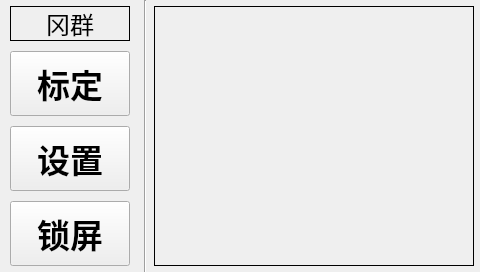
Before: the Qt Designer form mainwindow.ui in ChordXy/EdgeGuiding, drawn with Qt 5.
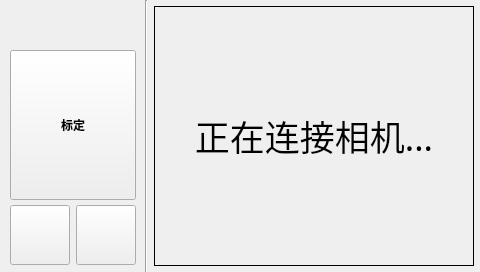
After: the same form once the commit is applied. Icons and pictures are not drawn. Custom widgets are drawn as their Qt base class.

Diff of the .ui file:
```diff
--- a/mainwindow.ui
+++ b/mainwindow.ui
@@ -34,6 +34,11 @@
      <height>281</height>
     </rect>
    </property>
+   <property name="font">
+    <font>
+     <family>文泉驿正黑</family>
+    </font>
+   </property>
    <widget class="QLabel" name="label">
     <property name="geometry">
      <rect>
@@ -55,15 +60,25 @@
       <height>260</height>
      </size>
     </property>
+    <property name="font">
+     <font>
+      <family>仿宋</family>
+      <pointsize>-1</pointsize>
+     </font>
+    </property>
     <property name="styleSheet">
      <string notr="true">background-color: transparent;
 border-top: 1px solid black; 
 border-right: 1px solid black;  
 border-bottom: 1px solid black; 
-border-left: 1px solid black; </string>
+border-left: 1px solid black; 
+font-size: 35px;</string>
     </property>
     <property name="text">
-     <string/>
+     <string>正在连接相机...</string>
+    </property>
+    <property name="alignment">
+     <set>Qt::AlignCenter</set>
     </property>
    </widget>
    <widget class="QLabel" name="label_2">
@@ -71,24 +86,33 @@
      <rect>
       <x>10</x>
       <y>6</y>
-      <width>120</width>
+      <width>126</width>
       <height>35</height>
      </rect>
     </property>
+    <property name="minimumSize">
+     <size>
+      <width>126</width>
+      <height>0</height>
+     </size>
+    </property>
+    <property name="maximumSize">
+     <size>
+      <width>126</width>
+      <height>16777215</height>
+     </size>
+    </property>
     <property name="font">
      <font>
+      <family>文泉驿正黑</family>
       <pointsize>18</pointsize>
      </font>
     </property>
     <property name="styleSheet">
-     <string notr="true">background-color: transparent;
-border-top: 1px solid black; 
-border-right: 1px solid black;  
-border-bottom: 1px solid black; 
-border-left: 1px solid black; </string>
+     <string notr="true">background-image: url(:/image/Title.jpg);</string>
     </property>
     <property name="text">
-     <string>冈群</string>
+     <string/>
     </property>
     <property name="alignment">
      <set>Qt::AlignCenter</set>
@@ -98,20 +122,55 @@
     <property name="geometry">
      <rect>
       <x>10</x>
-      <y>51</y>
-      <width>120</width>
-      <height>65</height>
+      <y>50</y>
+      <width>126</width>
+      <height>150</height>
      </rect>
     </property>
+    <property name="minimumSize">
+     <size>
+      <width>126</width>
+      <height>0</height>
+     </size>
+    </property>
+    <property name="maximumSize">
+     <size>
+      <width>126</width>
+      <height>16777215</height>
+     </size>
+    </property>
     <property name="font">
      <font>
-      <pointsize>25</pointsize>
+      <family>仿宋</family>
       <weight>75</weight>
       <bold>true</bold>
      </font>
     </property>
     <property name="styleSheet">
-     <string notr="true">        QPushButton {\n            background-color: #4CAF50; /* 绿色背景 */\n            color: white;              /* 白色文字 */\n            border: 2px solid #388E3C; /* 深绿边框 */\n            border-radius: 8px;        /* 圆角 */\n            font-size: 14px;\n        }\n        /* 悬浮状态（鼠标移上去） */\n        QPushButton:hover {\n            background-color: #66BB6A; /* 浅绿背景 */\n        }\n        /* 按下状态（核心：按压效果） */\n        QPushButton:pressed {\n            background-color: #2E7D32; /* 更深的绿色 */\n            border: 2px solid #1B5E20; /* 更暗的边框 */\n            padding-left: 2px;         /* 文字右移2px */\n            padding-top: 2px;          /* 文字下移2px */\n        }</string>
+     <string notr="true">QPushButton[status=&quot;active&quot;] {
+	background-color: #F5F5F5;
+	color: black;              /* 白色文字 */
+	border: 2px solid #2E7D32; /* 深绿边框 */
+	border-radius: 8px;        /* 圆角 */
+	font-size: 50px;
+}
+
+QPushButton[status=&quot;disabled&quot;] {
+	background-color: #F5F5F5;
+	color: #646464;              /* 白色文字 */
+	border: 2px solid #2E7D32; /* 深绿边框 */
+	border-radius: 8px;        /* 圆角 */
+	font-size: 50px;
+}
+
+
+/* 按下状态（核心：按压效果） */
+QPushButton:pressed {
+	background-color: #2E7D32; /* 更深的绿色 */
+	border: 2px solid #1B5E20; /* 更暗的边框 */
+	padding-left: 2px;         /* 文字右移2px */
+	padding-top: 2px;          /* 文字下移2px */
+}</string>
     </property>
     <property name="text">
      <string>标定</string>
@@ -121,57 +180,146 @@
     <property name="geometry">
      <rect>
       <x>10</x>
-      <y>126</y>
-      <width>120</width>
-      <height>65</height>
+      <y>205</y>
+      <width>60</width>
+      <height>60</height>
      </rect>
     </property>
+    <property name="minimumSize">
+     <size>
+      <width>60</width>
+      <height>60</height>
+     </size>
+    </property>
+    <property name="maximumSize">
+     <size>
+      <width>60</width>
+      <height>60</height>
+     </size>
+    </property>
     <property name="font">
      <font>
-      <pointsize>25</pointsize>
+      <family>仿宋</family>
       <weight>75</weight>
       <bold>true</bold>
      </font>
     </property>
     <property name="styleSheet">
-     <string notr="true">        QPushButton {\n            background-color: #4CAF50; /* 绿色背景 */\n            color: white;              /* 白色文字 */\n            border: 2px solid #388E3C; /* 深绿边框 */\n            border-radius: 8px;        /* 圆角 */\n            font-size: 14px;\n        }\n        /* 悬浮状态（鼠标移上去） */\n        QPushButton:hover {\n            background-color: #66BB6A; /* 浅绿背景 */\n        }\n        /* 按下状态（核心：按压效果） */\n        QPushButton:pressed {\n            background-color: #2E7D32; /* 更深的绿色 */\n            border: 2px solid #1B5E20; /* 更暗的边框 */\n            padding-left: 2px;         /* 文字右移2px */\n            padding-top: 2px;          /* 文字下移2px */\n        }</string>
+     <string notr="true">QPushButton[status=&quot;active&quot;] {
+	background-color: #F5F5F5;
+	color: white;              /* 白色文字 */
+	border: 2px solid #2E7D32; /* 深绿边框 */
+	border-radius: 8px;        /* 圆角 */
+	font-size: 14px;
+	background-image: url(:/image/Settings3.png);
+    background-repeat: no-repeat;  /* 禁止图片重复（必加） */
+    background-position: center;   /* 图片居中（必加） */
+}
+
+QPushButton[status=&quot;disabled&quot;] {
+	background-color: #F5F5F5;
+	color: white;              /* 白色文字 */
+	border: 2px solid #2E7D32; /* 深绿边框 */
+	border-radius: 8px;        /* 圆角 */
+	font-size: 14px;
+	background-image: url(:/image/unSettings.png);
+    background-repeat: no-repeat;  /* 禁止图片重复（必加） */
+    background-position: center;   /* 图片居中（必加） */
+    background-size: contain;      /* 自适应缩放：完整显示图片，不裁剪，保留比例 */
+}
+
+
+/* 按下状态（核心：按压效果） */
+QPushButton:pressed {
+	background-color: #2E7D32; /* 更深的绿色 */
+	border: 2px solid #1B5E20; /* 更暗的边框 */
+	padding-left: 2px;         /* 文字右移2px */
+	padding-top: 2px;          /* 文字下移2px */
+}</string>
     </property>
     <property name="text">
-     <string>设置</string>
+     <string/>
     </property>
    </widget>
    <widget class="QPushButton" name="pbn_lock">
     <property name="geometry">
      <rect>
-      <x>10</x>
-      <y>201</y>
-      <width>120</width>
-      <height>65</height>
+      <x>76</x>
+      <y>205</y>
+      <width>60</width>
+      <height>60</height>
      </rect>
     </property>
+    <property name="minimumSize">
+     <size>
+      <width>60</width>
+      <height>60</height>
+     </size>
+    </property>
+    <property name="maximumSize">
+     <size>
+      <width>60</width>
+      <height>60</height>
+     </size>
+    </property>
     <property name="font">
      <font>
-      <pointsize>25</pointsize>
+      <family>仿宋</family>
       <weight>75</weight>
       <bold>true</bold>
      </font>
     </property>
     <property name="styleSheet">
-     <string notr="true">        QPushButton {\n            background-color: #4CAF50; /* 绿色背景 */\n            color: white;              /* 白色文字 */\n            border: 2px solid #388E3C; /* 深绿边框 */\n            border-radius: 8px;        /* 圆角 */\n            font-size: 14px;\n        }\n        /* 悬浮状态（鼠标移上去） */\n        QPushButton:hover {\n            background-color: #66BB6A; /* 浅绿背景 */\n        }\n        /* 按下状态（核心：按压效果） */\n        QPushButton:pressed {\n            background-color: #2E7D32; /* 更深的绿色 */\n            border: 2px solid #1B5E20; /* 更暗的边框 */\n            padding-left: 2px;         /* 文字右移2px */\n            padding-top: 2px;          /* 文字下移2px */\n        }</string>
+     <string notr="true">QPushButton[status=&quot;active&quot;] {
+	background-color: #F5F5F5;
+	color: white;              /* 白色文字 */
+	border: 2px solid #2E7D32; /* 深绿边框 */
+	border-radius: 8px;        /* 圆角 */
+	font-size: 14px;
+	background-image: url(:/image/icon_unlock.png);
+    background-repeat: no-repeat;  /* 禁止图片重复（必加） */
+    background-position: center;   /* 图片居中（必加） */
+}
+
+QPushButton[status=&quot;disabled&quot;] {
+	background-color: #F5F5F5;
+	color: white;              /* 白色文字 */
+	border: 2px solid #2E7D32; /* 深绿边框 */
+	border-radius: 8px;        /* 圆角 */
+	font-size: 14px;
+	background-image: url(:/image/icon_lock.png);
+    background-repeat: no-repeat;  /* 禁止图片重复（必加） */
+    background-position: center;   /* 图片居中（必加） */
+    background-size: contain;      /* 自适应缩放：完整显示图片，不裁剪，保留比例 */
+}
+
+
+/* 按下状态（核心：按压效果） */
+QPushButton:pressed {
+	background-color: #2E7D32; /* 更深的绿色 */
+	border: 2px solid #1B5E20; /* 更暗的边框 */
+	padding-left: 2px;         /* 文字右移2px */
+	padding-top: 2px;          /* 文字下移2px */
+}</string>
     </property>
     <property name="text">
-     <string>锁屏</string>
+     <string/>
     </property>
    </widget>
    <widget class="Line" name="line">
     <property name="geometry">
      <rect>
-      <x>135</x>
+      <x>136</x>
       <y>0</y>
       <width>20</width>
       <height>281</height>
      </rect>
     </property>
+    <property name="font">
+     <font>
+      <family>文泉驿正黑</family>
+     </font>
+    </property>
     <property name="orientation">
      <enum>Qt::Vertical</enum>
     </property>
```
Left out of the diff: 9 changed lines with no effect on the pictures.
